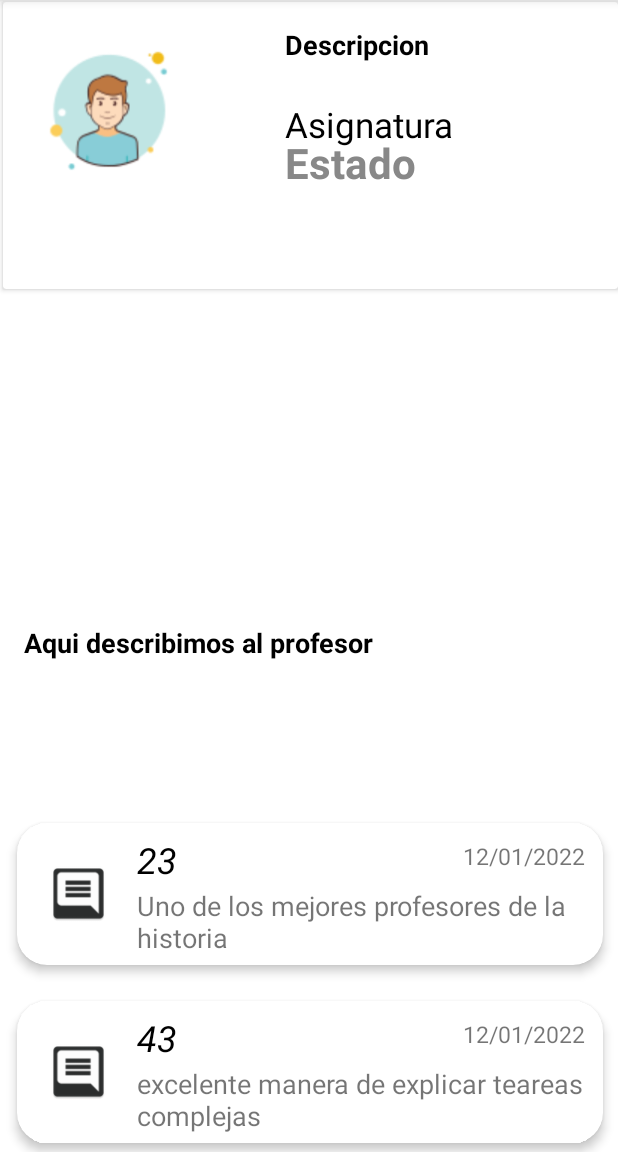
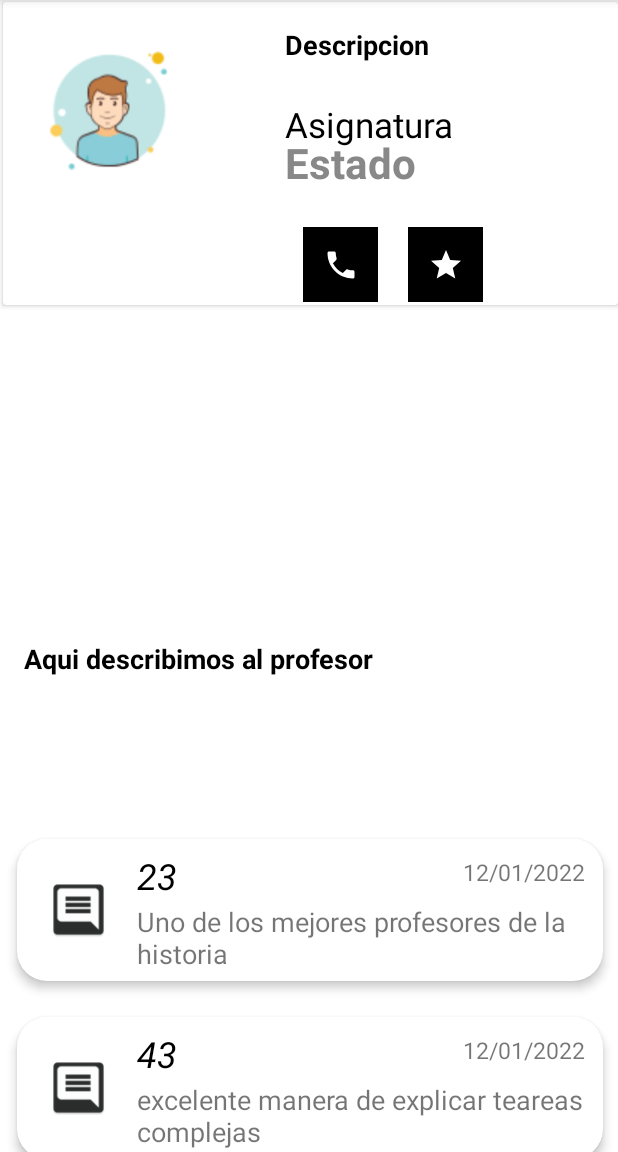
Before and after one commit to RodyArmoa/Grupo3_PMD, an Android app: the DescriptionActivity screen opened directly, with no data from a screen before it, after a tap on "23", on a phone screen of 412 x 824 dp, the part 84-1236 px from its top. Run offline under Robolectric (Android 15) with nearby library versions, the phone set to English and light mode, and no system bars; Roboto replaces fonts that are not available here; 5 statements that could not run were skipped.

Commit message:
Se añade 2 icon (Phone,Favorito) en la descripcion del teacher...

```diff
--- /dev/null
+++ b/app/src/main/res/drawable/ic_favorito_description.xml
@@ -0,0 +1,5 @@
+<vector android:height="24dp" android:tint="#FFFFFF"
+    android:viewportHeight="24" android:viewportWidth="24"
+    android:width="24dp" xmlns:android="http://schemas.android.com/apk/res/android">
+    <path android:fillColor="@android:color/white" android:pathData="M12,17.27L18.18,21l-1.64,-7.03L22,9.24l-7.19,-0.61L12,2 9.19,8.63 2,9.24l5.46,4.73L5.82,21z"/>
+</vector>
--- /dev/null
+++ b/app/src/main/res/drawable/ic_favorito_menu_inferior.xml
@@ -0,0 +1,5 @@
+<vector android:height="24dp" android:tint="#FFFFFF"
+    android:viewportHeight="24" android:viewportWidth="24"
+    android:width="24dp" xmlns:android="http://schemas.android.com/apk/res/android">
+    <path android:fillColor="@android:color/white" android:pathData="M12,17.27L18.18,21l-1.64,-7.03L22,9.24l-7.19,-0.61L12,2 9.19,8.63 2,9.24l5.46,4.73L5.82,21z"/>
+</vector>
--- /dev/null
+++ b/app/src/main/res/drawable/ic_home_menu_inferior.xml
@@ -0,0 +1,5 @@
+<vector android:height="24dp" android:tint="#FFFFFF"
+    android:viewportHeight="24" android:viewportWidth="24"
+    android:width="24dp" xmlns:android="http://schemas.android.com/apk/res/android">
+    <path android:fillColor="@android:color/white" android:pathData="M10,20v-6h4v6h5v-8h3L12,3 2,12h3v8z"/>
+</vector>
--- /dev/null
+++ b/app/src/main/res/drawable/ic_perfil_menu_inferior.xml
@@ -0,0 +1,5 @@
+<vector android:height="24dp" android:tint="#FFFFFF"
+    android:viewportHeight="24" android:viewportWidth="24"
+    android:width="24dp" xmlns:android="http://schemas.android.com/apk/res/android">
+    <path android:fillColor="@android:color/white" android:pathData="M12,12c2.21,0 4,-1.79 4,-4s-1.79,-4 -4,-4 -4,1.79 -4,4 1.79,4 4,4zM12,14c-2.67,0 -8,1.34 -8,4v2h16v-2c0,-2.66 -5.33,-4 -8,-4z"/>
+</vector>
--- /dev/null
+++ b/app/src/main/res/drawable/ic_phone_description2.xml
@@ -0,0 +1,5 @@
+<vector android:height="24dp" android:tint="#FFFFFF"
+    android:viewportHeight="24" android:viewportWidth="24"
+    android:width="24dp" xmlns:android="http://schemas.android.com/apk/res/android">
+    <path android:fillColor="@android:color/white" android:pathData="M6.62,10.79c1.44,2.83 3.76,5.14 6.59,6.59l2.2,-2.2c0.27,-0.27 0.67,-0.36 1.02,-0.24 1.12,0.37 2.33,0.57 3.57,0.57 0.55,0 1,0.45 1,1V20c0,0.55 -0.45,1 -1,1 -9.39,0 -17,-7.61 -17,-17 0,-0.55 0.45,-1 1,-1h3.5c0.55,0 1,0.45 1,1 0,1.25 0.2,2.45 0.57,3.57 0.11,0.35 0.03,0.74 -0.25,1.02l-2.2,2.2z"/>
+</vector>
--- a/app/src/main/res/layout/activity_comunity.xml
+++ b/app/src/main/res/layout/activity_comunity.xml
@@ -41,7 +41,7 @@
         android:background="#242424"
         app:itemBackground="@color/black"
         app:itemTextColor="@color/white"
-        app:itemIconTint="@color/design_default_color_secondary"
+        app:itemIconTint="@color/white"
         app:menu="@menu/menu_inferior">
 
     </com.google.android.material.bottomnavigation.BottomNavigationView>
--- a/app/src/main/res/layout/activity_description.xml
+++ b/app/src/main/res/layout/activity_description.xml
@@ -15,7 +15,7 @@
     <androidx.cardview.widget.CardView
         android:id="@+id/CardViewDesteacher"
         android:layout_width="412dp"
-        android:layout_height="191dp"
+        android:layout_height="202dp"
         android:layout_marginStart="2dp"
         android:layout_marginTop="1dp"
         android:layout_marginBottom="222dp">
@@ -28,11 +28,11 @@
             android:layout_alignParentLeft="true"
             android:layout_centerVertical="true"
             android:layout_gravity="start"
+            android:layout_marginStart="5sp"
             android:layout_marginTop="9dp"
-            android:layout_marginStart="5sp"
             android:padding="14dp"
             android:paddingRight="14dp"
-            android:src="@drawable/iconsusuario"/>
+            android:src="@drawable/iconsusuario" />
 
         <TextView
             android:id="@+id/titleDescriptionStudents"
@@ -59,6 +59,27 @@
             android:text="Asignatura"
             android:textColor="@android:color/black"
             android:textSize="23sp" />
+
+
+        <ImageButton
+            android:layout_width="50sp"
+            android:layout_height="50sp"
+            android:layout_marginStart="200dp"
+            android:layout_marginLeft="200dp"
+            android:layout_marginTop="150dp"
+            android:background="@color/black"
+            android:src="@drawable/ic_phone_description2"/>
+
+        <ImageButton
+            android:layout_width="50sp"
+            android:layout_height="50sp"
+            android:layout_marginStart="270dp"
+            android:layout_marginLeft="200dp"
+            android:layout_marginTop="150dp"
+            android:background="@color/black"
+            android:src="@drawable/ic_favorito_description"/>
+
+
 
         <TextView
             android:id="@+id/titleStatusDescriptionStudents"
--- a/app/src/main/res/layout/activity_mi_perfil.xml
+++ b/app/src/main/res/layout/activity_mi_perfil.xml
@@ -129,6 +129,8 @@
             android:layout_height="wrap_content"/>
 
 
+
+
     </androidx.appcompat.widget.LinearLayoutCompat>
 
 </ScrollView>
--- a/app/src/main/res/menu/menu_inferior.xml
+++ b/app/src/main/res/menu/menu_inferior.xml
@@ -2,12 +2,12 @@
 <menu xmlns:android="http://schemas.android.com/apk/res/android">
     <item android:id="@+id/menu_inferior_home"
             android:title="Home"
-            android:icon="@mipmap/ic_home_menu_inferior"/>
+            android:icon="@drawable/ic_home_menu_inferior"/>
     <item android:id="@+id/menu_inferior_favorite"
         android:title="Favoritos"
-        android:icon="@mipmap/ic_home_favorite_inferior"/>
+        android:icon="@drawable/ic_favorito_description"/>
     <item android:id="@+id/menu_inferior_perfil"
         android:title="Perfil"
-        android:icon="@mipmap/ic_perfil6_menu_inferior"/>
+        android:icon="@drawable/ic_perfil_menu_inferior"/>
 
 </menu>
```
Also changed, not shown: app/src/debug/res/mipmap-hdpi/ic_phone_description.png (added), app/src/debug/res/mipmap-mdpi/ic_phone_description.png (added), app/src/debug/res/mipmap-xhdpi/ic_phone_description.png (added), app/src/debug/res/mipmap-xxhdpi/ic_phone_description.png (added), app/src/debug/res/mipmap-xxxhdpi/ic_phone_description.png (added).
